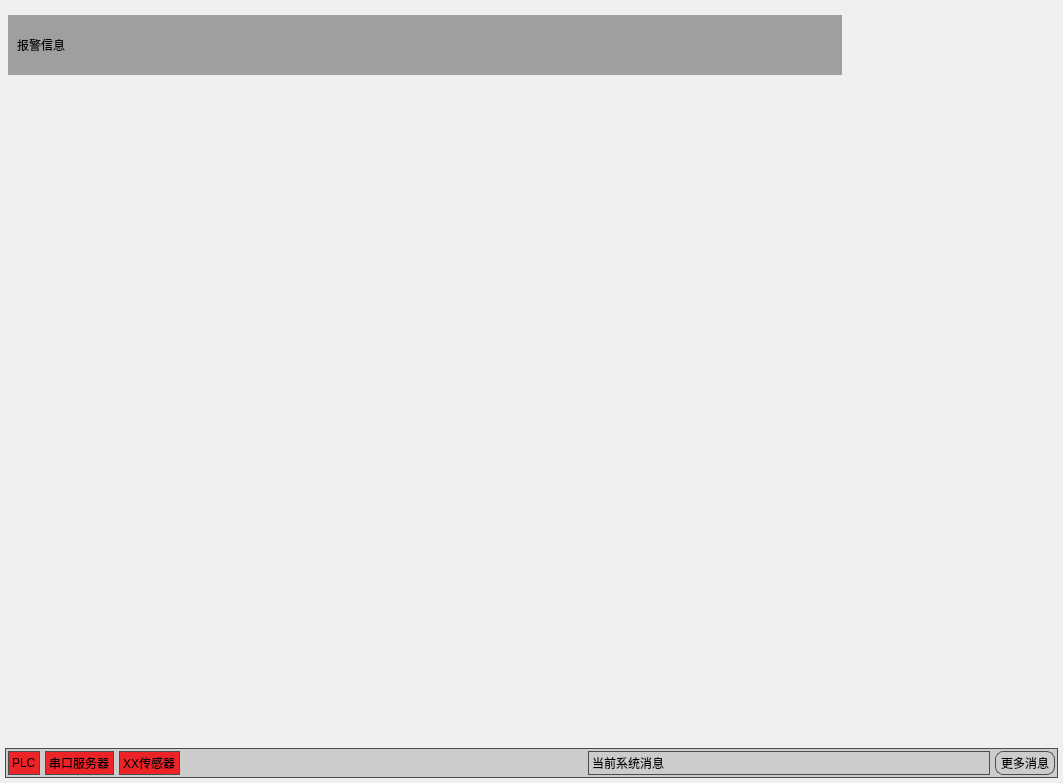
Above: view/frame/view.ui from lhyn81note/xyz before the change. Below: the same form after it.
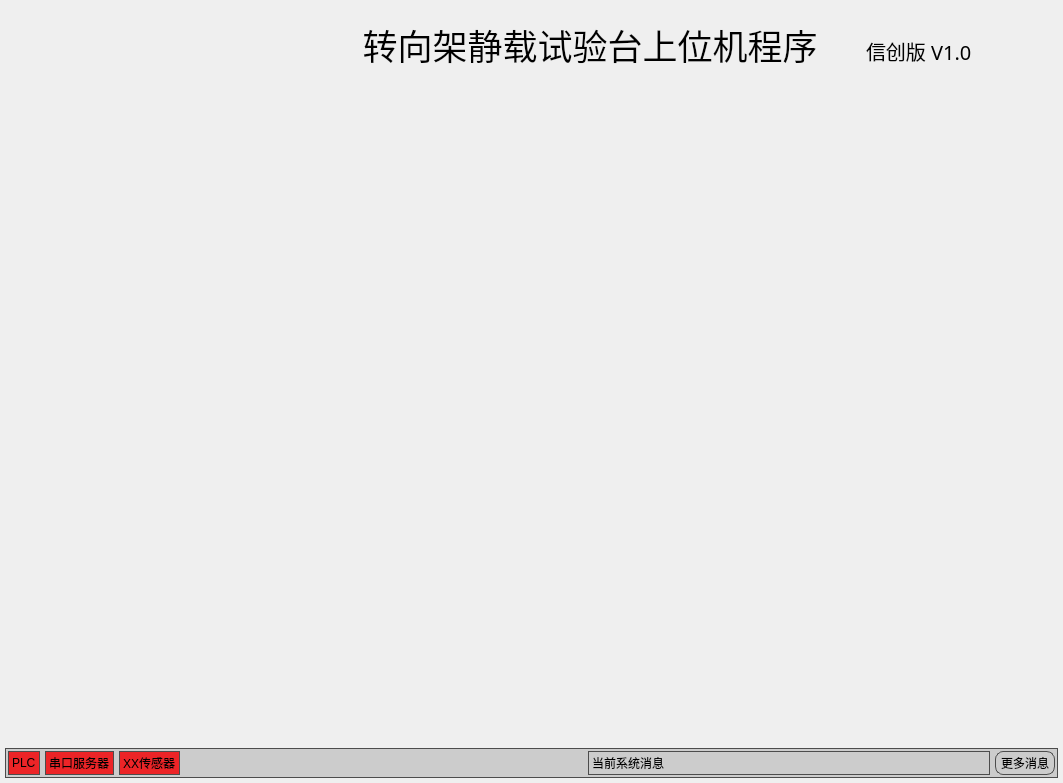
That is the form after the change.

Patch:
```diff
--- a/view/frame/view.ui
+++ b/view/frame/view.ui
@@ -66,7 +66,7 @@
     border-color: #4d90fe;     /* 聚焦时显示深蓝色边框 */
 }</string>
    </property>
-   <layout class="QVBoxLayout" name="verticalLayout">
+   <layout class="QVBoxLayout" name="verticalLayout" stretch="1,1,5">
     <property name="spacing">
      <number>5</number>
     </property>
@@ -96,7 +96,7 @@
         <height>80</height>
        </size>
       </property>
-      <layout class="QHBoxLayout" name="horizontalLayout" stretch="4,1">
+      <layout class="QHBoxLayout" name="horizontalLayout" stretch="2,5">
        <property name="spacing">
         <number>5</number>
        </property>
@@ -112,6 +112,16 @@
        <property name="bottomMargin">
         <number>3</number>
        </property>
+       <item>
+        <widget class="QLabel" name="logo">
+         <property name="text">
+          <string/>
+         </property>
+         <property name="scaledContents">
+          <bool>true</bool>
+         </property>
+        </widget>
+       </item>
        <item>
         <widget class="QWidget" name="wgt_info" native="true">
          <property name="minimumSize">
@@ -127,29 +137,61 @@
           </size>
          </property>
          <property name="styleSheet">
-          <string notr="true">background-color: rgb(159, 159, 159);</string>
+          <string notr="true"/>
          </property>
-         <layout class="QHBoxLayout" name="horizontalLayout_2">
+         <layout class="QHBoxLayout" name="horizontalLayout_2" stretch="3,1">
           <item>
-           <widget class="QLabel" name="lb_alarm">
+           <widget class="QLabel" name="label">
+            <property name="font">
+             <font>
+              <family>微软雅黑</family>
+              <pointsize>26</pointsize>
+              <italic>false</italic>
+              <bold>false</bold>
+             </font>
+            </property>
+            <property name="styleSheet">
+             <string notr="true">font: 26pt &quot;微软雅黑&quot;;</string>
+            </property>
             <property name="text">
-             <string>报警信息</string>
+             <string>转向架静载试验台上位机程序</string>
+            </property>
+            <property name="alignment">
+             <set>Qt::AlignCenter</set>
+            </property>
+           </widget>
+          </item>
+          <item>
+           <widget class="QLabel" name="label_2">
+            <property name="font">
+             <font>
+              <family>微软雅黑</family>
+              <pointsize>15</pointsize>
+              <italic>false</italic>
+              <bold>false</bold>
+             </font>
+            </property>
+            <property name="styleSheet">
+             <string notr="true">font: 15pt &quot;微软雅黑&quot;;
+padding-bottom: 0px;  /* 底部内边距设为0 */
+padding-left: 0px;  /* 底部内边距设为0 */
+margin-bottom: 0px;   /* 底部外边距设为0 */
+height: 30px;  </string>
+            </property>
+            <property name="text">
+             <string>信创版 V1.0</string>
+            </property>
+            <property name="alignment">
+             <set>Qt::AlignBottom|Qt::AlignLeading|Qt::AlignLeft</set>
+            </property>
+            <property name="margin">
+             <number>0</number>
             </property>
            </widget>
           </item>
          </layout>
         </widget>
        </item>
-       <item>
-        <widget class="QLabel" name="logo">
-         <property name="text">
-          <string/>
-         </property>
-         <property name="scaledContents">
-          <bool>true</bool>
-         </property>
-        </widget>
-       </item>
       </layout>
      </widget>
     </item>
```
Left out of the diff: 11 changed lines with no effect on the pictures.
